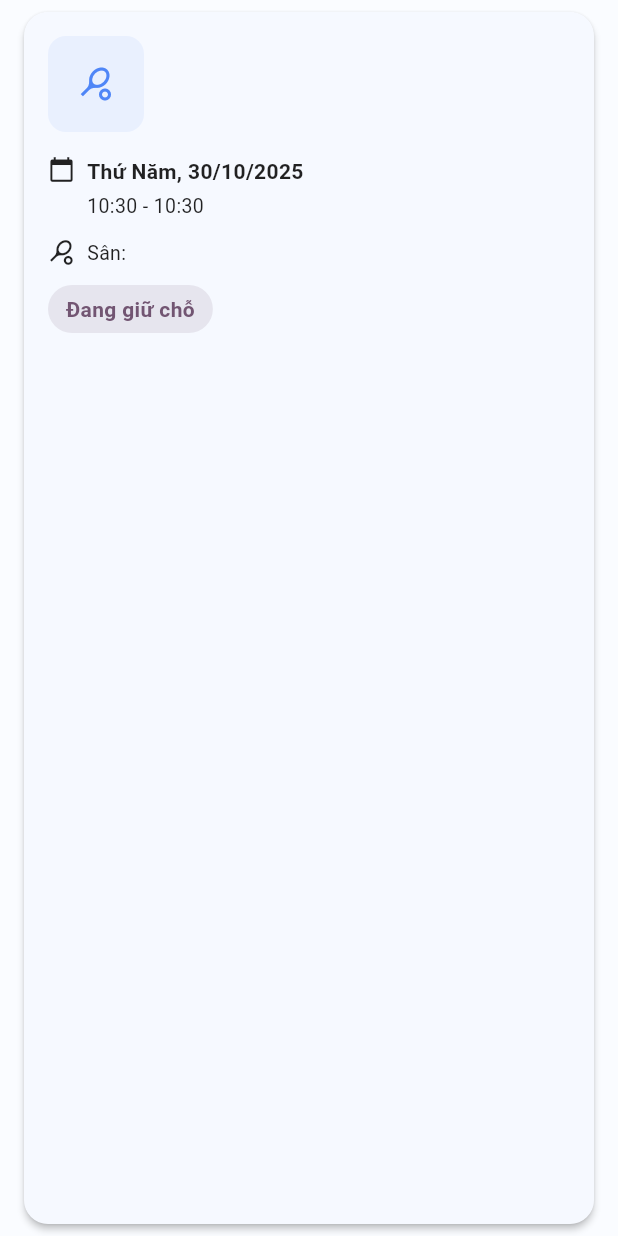
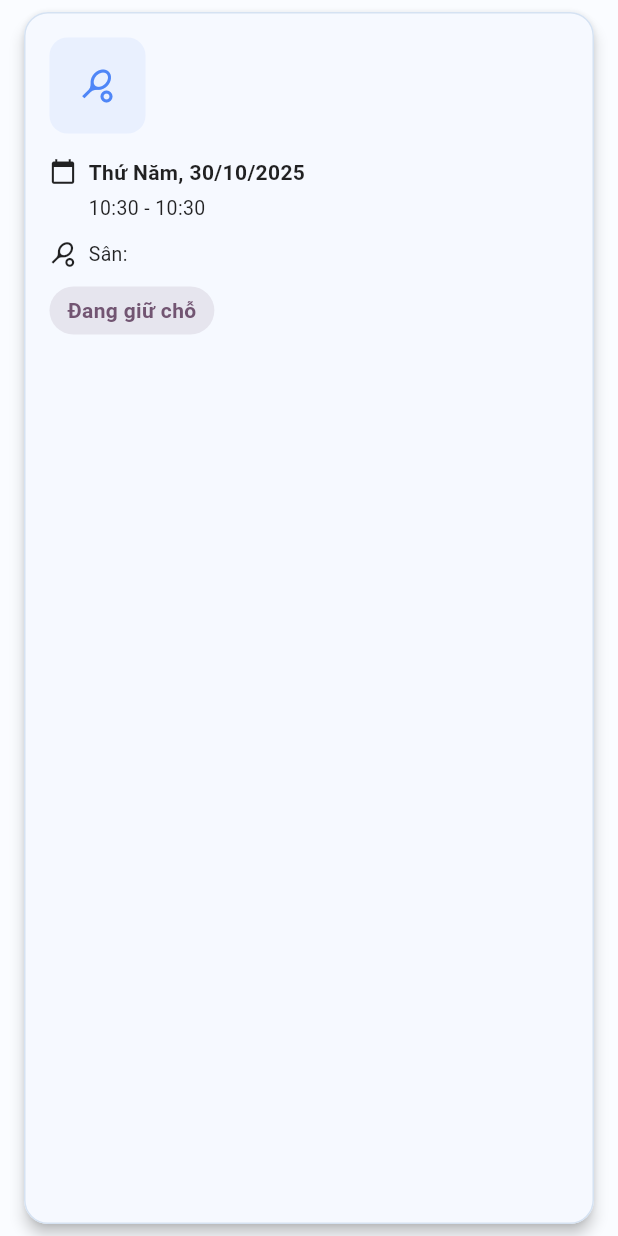
Before and after one commit to BaoMinhne/badminton_booking_app, a Flutter app: the UserBookingTile widget shown alone on an empty page, opened directly with empty values, on a phone screen of 412 x 824 dp. Run offline on Flutter 3.47's test engine with Material 3 defaults, Android fonts, the phone set to English and light mode, and no system bars; our stand-ins replace curved_navigation_bar, flutter_dotenv, image_picker, intl_phone_field, pocketbase, shared_preferences; accounts and stored records are empty; network calls fail.

Commit message:
Fix UI and logic when get list booking history

```diff
--- a/lib/components/user_booking_tile.dart
+++ b/lib/components/user_booking_tile.dart
@@ -19,8 +19,8 @@ class UserBookingTile extends StatelessWidget {
 
     final courtName = bookingView.courtName ?? 'Sân chưa xác định';
     final courtLocation = bookingView.courtLocation ?? 'Đang cập nhật địa điểm';
-    final courtUnitLabel =
-        bookingView.courtUnitLabel != null && bookingView.courtUnitLabel!.isNotEmpty
+    final courtUnitLabel = bookingView.courtUnitLabel != null &&
+            bookingView.courtUnitLabel!.isNotEmpty
         ? bookingView.courtUnitLabel!
         : booking.courtUnitId;
 
@@ -35,8 +35,13 @@ class UserBookingTile extends StatelessWidget {
 
     return Card(
       margin: const EdgeInsets.symmetric(horizontal: 16, vertical: 8),
-      elevation: 2,
+      elevation: 4,
       shape: RoundedRectangleBorder(borderRadius: BorderRadius.circular(16)),
+      child: Container(
+        decoration: BoxDecoration(
+          border: Border.all(color: colorScheme.outline),
+          borderRadius: BorderRadius.circular(16),
+        ),
         child: Padding(
           padding: const EdgeInsets.all(16),
           child: Column(
@@ -135,6 +140,7 @@ class UserBookingTile extends StatelessWidget {
             ],
           ),
         ),
+      ),
     );
   }
 
--- a/lib/main.dart
+++ b/lib/main.dart
@@ -4,6 +4,7 @@ import 'package:badminton_booking_app/pages/user/user_manager.dart';
 import 'package:flutter/material.dart';
 import 'package:flutter_dotenv/flutter_dotenv.dart';
 import 'package:provider/provider.dart';
+import 'package:intl/date_symbol_data_local.dart';
 
 import 'package:badminton_booking_app/pages/auth/login_page.dart';
 import 'package:badminton_booking_app/pages/auth/auth_manager.dart';
@@ -13,7 +14,7 @@ Future<void> main() async {
   WidgetsFlutterBinding.ensureInitialized();
 
   await dotenv.load(fileName: ".env");
-
+  await initializeDateFormatting('vi_VN');
   runApp(const MyApp());
 }
 
--- a/lib/pages/court/payment_page.dart
+++ b/lib/pages/court/payment_page.dart
@@ -167,7 +167,7 @@ class _PaymentPageState extends State<PaymentPage> {
       decoration: BoxDecoration(
         color: colorScheme.surface,
         borderRadius: BorderRadius.circular(12),
-        border: Border.all(color: colorScheme.outline.withOpacity(0.2)),
+        border: Border.all(color: colorScheme.outline),
       ),
       child: Column(
         crossAxisAlignment: CrossAxisAlignment.start,
--- a/lib/services/booking_service.dart
+++ b/lib/services/booking_service.dart
@@ -57,6 +57,7 @@ class BookingService {
 
     final escapedUserId = _escapeFilterValue(userId);
     final filterBuffer = StringBuffer("user_id='$escapedUserId'");
+    filterBuffer.write(" && (status='confirmed' || status='confirm')");
 
     if (startTimeInclusive != null) {
       final normalizedStart = startTimeInclusive.toUtc().toIso8601String();
```
Lines whose indentation alone changed are shown as unchanged.
